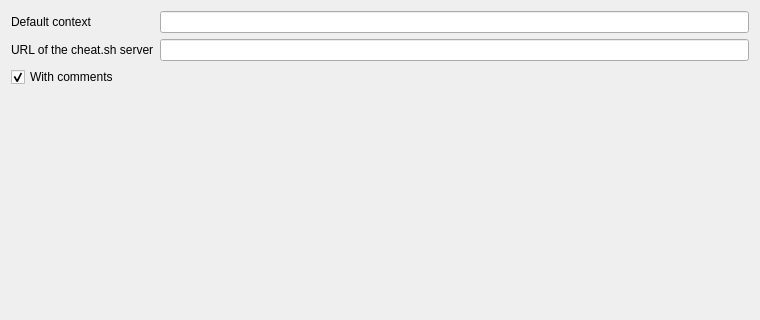
First picture: the form in optionsdialog.ui, repository pozemka/cheatsh-qtcreator, before the edit; both pictures show x 0 to 760 and y 0 to 320 of the 760 by 533 pixel window.
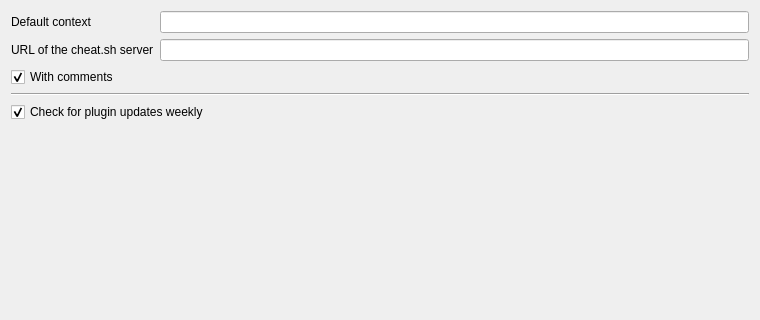
Second picture: the form after the edit.

What changed in the file:
```diff
--- a/optionsdialog.ui
+++ b/optionsdialog.ui
@@ -63,6 +63,26 @@
        </property>
       </widget>
      </item>
+     <item row="4" column="0" colspan="2">
+      <widget class="QCheckBox" name="checkBox_updates">
+       <property name="toolTip">
+        <string/>
+       </property>
+       <property name="text">
+        <string>Check for plugin updates weekly</string>
+       </property>
+       <property name="checked">
+        <bool>true</bool>
+       </property>
+      </widget>
+     </item>
+     <item row="3" column="0" colspan="2">
+      <widget class="Line" name="line">
+       <property name="orientation">
+        <enum>Qt::Horizontal</enum>
+       </property>
+      </widget>
+     </item>
     </layout>
    </item>
   </layout>
```
